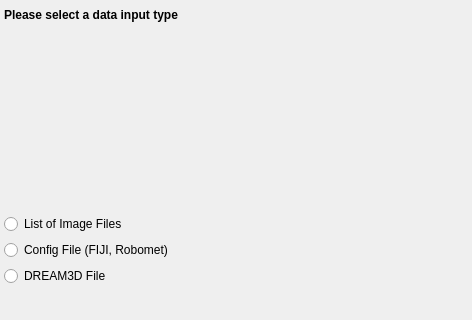
Above: SIMPLVtkLib/Wizards/ImportMontage/UI_Files/FileTypeSelectionPage.ui from tplatt77/SIMPLVtkLib before the change; both pictures show x 0 to 472 and y 182 to 502 of the 472 by 502 pixel window. Below: the same form after it.
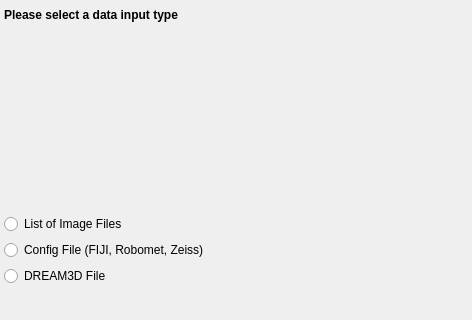
That is the form after the change.

Commit message: Added Zeiss import functionality to the montage wizard Zeiss XML files are able to be imported and used similarly to Fiji and Robomet configuration files

The edit to the form file:
```diff
--- a/SIMPLVtkLib/Wizards/ImportMontage/UI_Files/FileTypeSelectionPage.ui
+++ b/SIMPLVtkLib/Wizards/ImportMontage/UI_Files/FileTypeSelectionPage.ui
@@ -49,7 +49,7 @@
    <item>
     <widget class="QRadioButton" name="configFileRB">
      <property name="text">
-      <string>Config File (FIJI, Robomet)</string>
+      <string>Config File (FIJI, Robomet, Zeiss)</string>
      </property>
     </widget>
    </item>
```
The commit also changes 4 other files.
